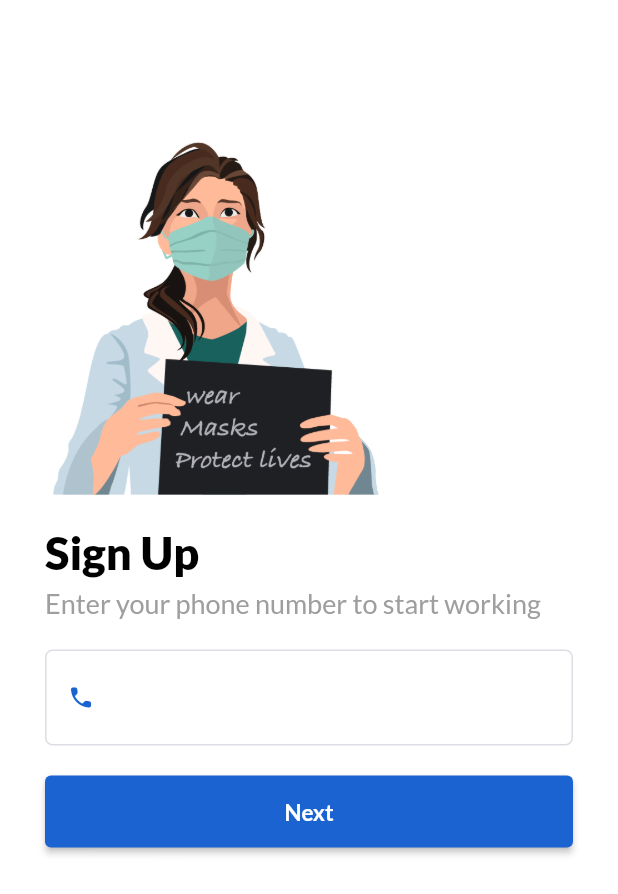
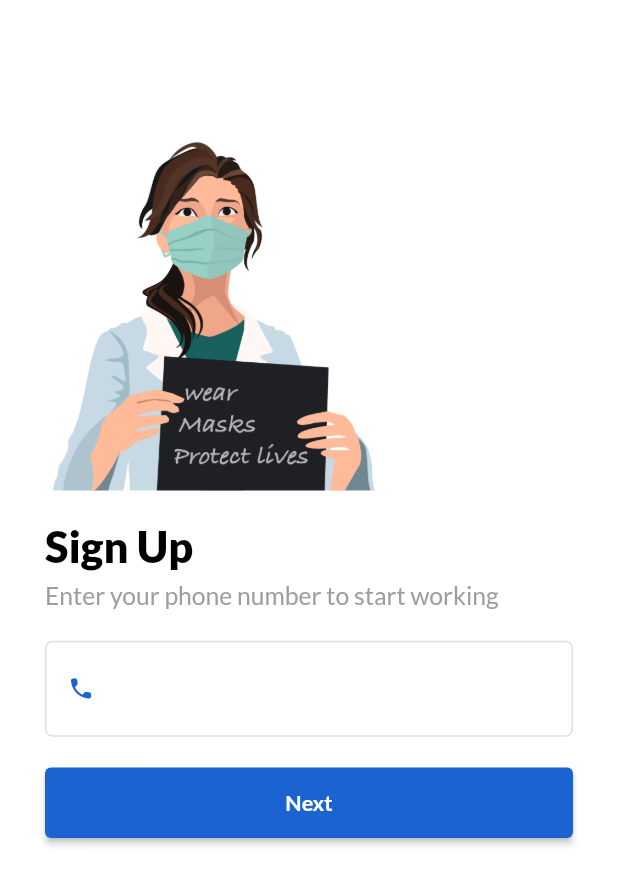
Before and after one commit to Ujjwal-here/Covid-help, a Flutter app: the screen it shows after launch, on a phone screen of 412 x 824 dp. Shown: the top 894 px of the screen. Run offline on Flutter 3.47's test engine with Material 2 defaults, Android fonts, the phone set to English and light mode, and no system bars; our stand-ins replace cloud_firestore, csc_picker, equatable, firebase_auth, firebase_core, get and 2 more; missing offline and left inert: enum_to_string; accounts and stored records are empty.

Commit message:
changes added

```diff
--- a/lib/screens/signUp.dart
+++ b/lib/screens/signUp.dart
@@ -1,24 +1,27 @@
 import 'package:covid_help/controllers/AuthController.dart';
+import 'package:covid_help/widgets/sizeConfig.dart';
 import 'package:flutter/material.dart';
 import 'package:get/get.dart';
-
 import 'package:google_fonts/google_fonts.dart';
 
 class SignUp extends StatelessWidget {
   @override
   Widget build(BuildContext context) {
     AuthController authController = Get.find<AuthController>();
+    SizeConfig().init(context);
     return Scaffold(
       backgroundColor: Colors.white,
       body: GetX<AuthController>(
-        builder: (controller){
-          return Stack(
-            children: [
-              Opacity(opacity: controller.loading.value?1:0,
-              child: Center(child: CircularProgressIndicator(),),
+        builder: (controller) {
+          return Stack(children: [
+            Opacity(
+              opacity: controller.loading.value ? 1 : 0,
+              child: Center(
+                child: CircularProgressIndicator(),
+              ),
             ),
             Opacity(
-                opacity: controller.loading.value?0.5:1,
+              opacity: controller.loading.value ? 0.5 : 1,
               child: ListView(
                 padding: const EdgeInsets.all(30),
                 children: [
@@ -26,7 +29,7 @@ class SignUp extends StatelessWidget {
                     alignment: Alignment.centerLeft,
                     margin: EdgeInsets.only(top: 50),
                     child: Image(
-                          height: 250,
+                      height: SizeConfig.blockSizeVertical * 30,
                       image: AssetImage("assets/mask.png"),
                     ),
                   ),
@@ -35,8 +38,8 @@ class SignUp extends StatelessWidget {
                     child: Text(
                       "Sign Up",
                       style: GoogleFonts.lato(
-                            fontWeight: FontWeight.w800,
-                            fontSize: 30,
+                        fontWeight: FontWeight.w900,
+                        fontSize: SizeConfig.safeBlockHorizontal * 7,
                         color: Colors.black,
                       ),
                     ),
@@ -46,7 +49,7 @@ class SignUp extends StatelessWidget {
                     child: Text(
                       "Enter your phone number to start working",
                       style: GoogleFonts.lato(
-                            fontSize: 18,
+                        fontSize: SizeConfig.safeBlockHorizontal * 4,
                         color: Colors.grey,
                       ),
                     ),
@@ -102,7 +105,7 @@ class SignUp extends StatelessWidget {
                           textStyle: MaterialStateProperty.all(
                             GoogleFonts.lato(
                               decoration: TextDecoration.none,
-                                  fontSize: 15,
+                              fontSize: SizeConfig.safeBlockHorizontal * 3.5,
                               fontWeight: FontWeight.bold,
                             ),
                           )),
@@ -113,7 +116,6 @@ class SignUp extends StatelessWidget {
             ),
           ]);
         },
-
       ),
     );
   }
--- /dev/null
+++ b/lib/widgets/sizeConfig.dart
@@ -0,0 +1,29 @@
+import 'package:flutter/material.dart';
+
+class SizeConfig {
+  static MediaQueryData _mediaQueryData;
+  static double screenWidth;
+  static double screenHeight;
+  static double blockSizeHorizontal;
+  static double blockSizeVertical;
+
+  static double _safeAreaHorizontal;
+  static double _safeAreaVertical;
+  static double safeBlockHorizontal;
+  static double safeBlockVertical;
+
+  void init(BuildContext context) {
+    _mediaQueryData = MediaQuery.of(context);
+    screenWidth = _mediaQueryData.size.width;
+    screenHeight = _mediaQueryData.size.height;
+    blockSizeHorizontal = screenWidth / 100;
+    blockSizeVertical = screenHeight / 100;
+
+    _safeAreaHorizontal =
+        _mediaQueryData.padding.left + _mediaQueryData.padding.right;
+    _safeAreaVertical =
+        _mediaQueryData.padding.top + _mediaQueryData.padding.bottom;
+    safeBlockHorizontal = (screenWidth - _safeAreaHorizontal) / 100;
+    safeBlockVertical = (screenHeight - _safeAreaVertical) / 100;
+  }
+}
```
Lines whose indentation alone changed are shown as unchanged.
